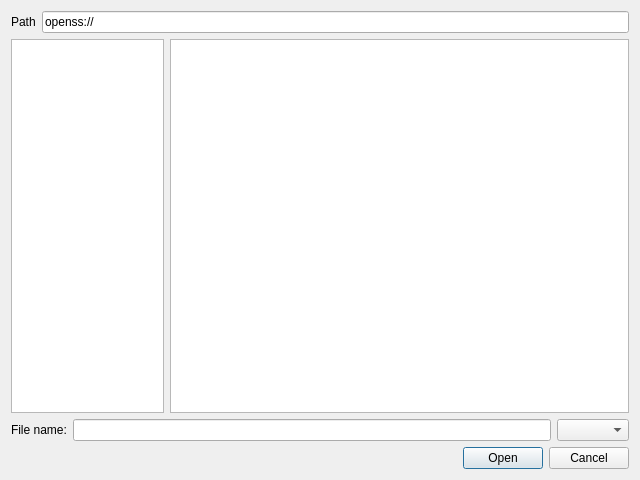
Old version of the form src/plugins/OpenSpeedShop/RemoteFileSystem/RemoteFileDialog.ui in the repository OpenSpeedShop/gui.
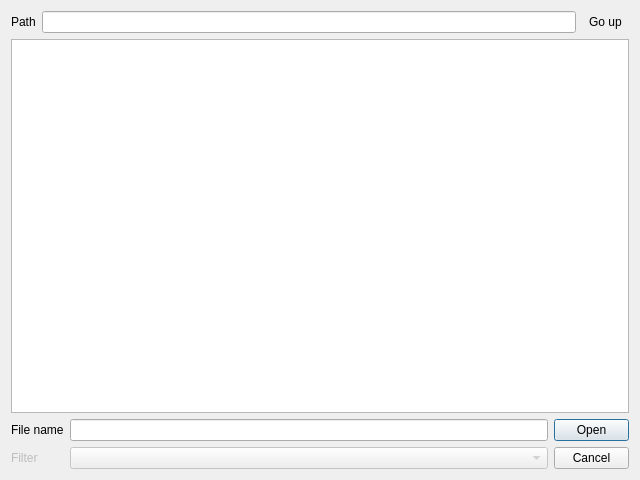
New version of the form. Icons and pictures are not drawn.

Commit message: Have RemoteFileDialog working for access to remote filesystem.  Cleaned up RemoteFileSystem directory.

What changed in the file:
```diff
--- a/src/plugins/OpenSpeedShop/RemoteFileSystem/RemoteFileDialog.ui
+++ b/src/plugins/OpenSpeedShop/RemoteFileSystem/RemoteFileDialog.ui
@@ -1,7 +1,7 @@
 <?xml version="1.0" encoding="UTF-8"?>
 <ui version="4.0">
- <class>RemoteFileDialog</class>
- <widget class="QDialog" name="RemoteFileDialog">
+ <class>Plugins::OpenSpeedShop::RemoteFileDialog</class>
+ <widget class="QDialog" name="Plugins::OpenSpeedShop::RemoteFileDialog">
   <property name="geometry">
    <rect>
     <x>0</x>
@@ -13,8 +13,8 @@
   <property name="windowTitle">
    <string>Open File</string>
   </property>
-  <layout class="QVBoxLayout" name="verticalLayout">
-   <item>
+  <layout class="QGridLayout" name="gridLayout" rowstretch="1,128,1">
+   <item row="0" column="0" colspan="2">
     <layout class="QHBoxLayout" name="layPath">
      <item>
       <widget class="QLabel" name="lblPath">
@@ -24,59 +24,89 @@
       </widget>
      </item>
      <item>
-      <widget class="QLineEdit" name="txtPath">
-       <property name="text">
-        <string>openss://</string>
-       </property>
-      </widget>
+      <widget class="QLineEdit" name="txtPath"/>
      </item>
-    </layout>
-   </item>
-   <item>
-    <layout class="QHBoxLayout" name="horizontalLayout" stretch="1,3">
      <item>
-      <widget class="QTreeView" name="treeView">
-       <property name="frameShadow">
-        <enum>QFrame::Plain</enum>
+      <widget class="QToolButton" name="btnPathUp">
+       <property name="text">
+        <string>Go up</string>
        </property>
-       <property name="editTriggers">
-        <set>QAbstractItemView::NoEditTriggers</set>
+       <property name="icon">
+        <iconset resource="../Resources/OpenSpeedShop.qrc">
+         <normaloff>:/OpenSpeedShop/pathUp.svg</normaloff>:/OpenSpeedShop/pathUp.svg</iconset>
        </property>
-       <property name="headerHidden">
+       <property name="autoRaise">
         <bool>true</bool>
        </property>
       </widget>
      </item>
-     <item>
-      <widget class="QListView" name="listView">
-       <property name="editTriggers">
-        <set>QAbstractItemView::NoEditTriggers</set>
-       </property>
-      </widget>
-     </item>
     </layout>
    </item>
-   <item>
-    <layout class="QHBoxLayout" name="layFileName">
-     <item>
+   <item row="1" column="0" colspan="2">
+    <widget class="QTreeWidget" name="treeWidget">
+     <property name="editTriggers">
+      <set>QAbstractItemView::NoEditTriggers</set>
+     </property>
+     <property name="showDropIndicator" stdset="0">
+      <bool>false</bool>
+     </property>
+     <property name="headerHidden">
+      <bool>true</bool>
+     </property>
+     <column>
+      <property name="text">
+       <string notr="true">1</string>
+      </property>
+     </column>
+    </widget>
+   </item>
+   <item row="2" column="0">
+    <layout class="QGridLayout" name="gridLayout_2">
+     <item row="0" column="0">
       <widget class="QLabel" name="lblFileName">
        <property name="text">
-        <string>File name:</string>
+        <string>File name</string>
        </property>
       </widget>
      </item>
-     <item>
+     <item row="0" column="1">
       <widget class="QLineEdit" name="txtFileName"/>
      </item>
-     <item>
-      <widget class="QComboBox" name="cmbFilter"/>
+     <item row="1" column="0">
+      <widget class="QLabel" name="lblFilter">
+       <property name="enabled">
+        <bool>false</bool>
+       </property>
+       <property name="text">
+        <string>Filter</string>
+       </property>
+      </widget>
+     </item>
+     <item row="1" column="1">
+      <widget class="QComboBox" name="cmbFilter">
+       <property name="enabled">
+        <bool>false</bool>
+       </property>
+       <property name="sizePolicy">
+        <sizepolicy hsizetype="Expanding" vsizetype="Fixed">
+         <horstretch>0</horstretch>
+         <verstretch>0</verstretch>
+        </sizepolicy>
+       </property>
+      </widget>
      </item>
     </layout>
    </item>
-   <item>
+   <item row="2" column="1">
     <widget class="QDialogButtonBox" name="buttonBox">
+     <property name="maximumSize">
+      <size>
+       <width>75</width>
+       <height>16777215</height>
+      </size>
+     </property>
      <property name="orientation">
-      <enum>Qt::Horizontal</enum>
+      <enum>Qt::Vertical</enum>
      </property>
      <property name="standardButtons">
       <set>QDialogButtonBox::Cancel|QDialogButtonBox::Open</set>
```
Left out of the diff: 8 changed lines with no effect on the pictures. The commit also changes 17 other files.
